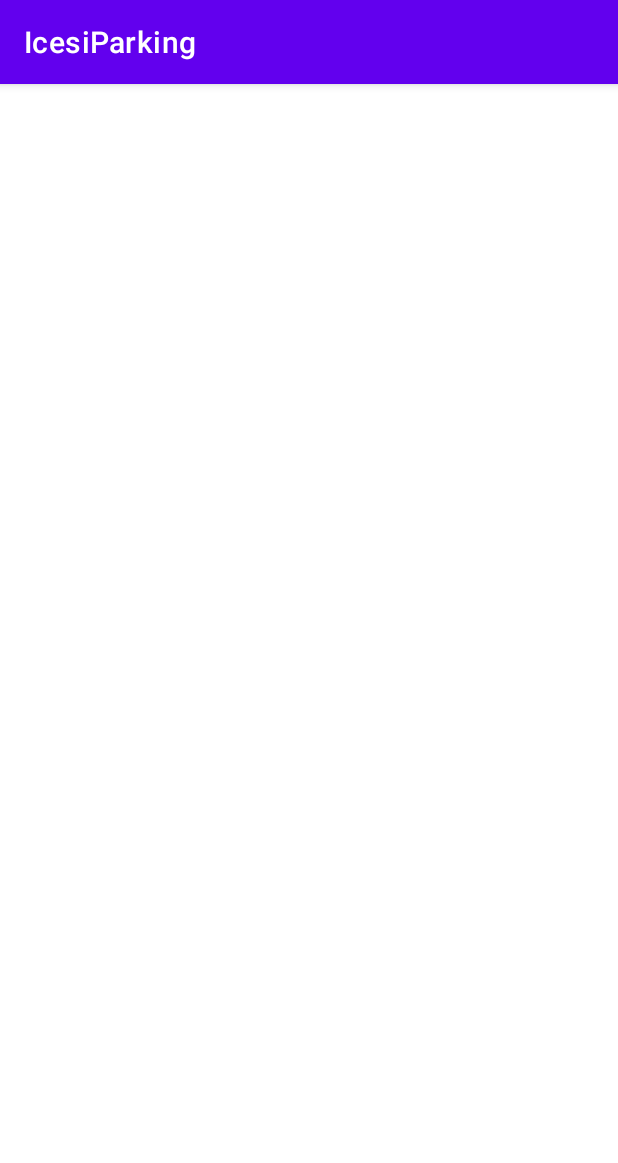
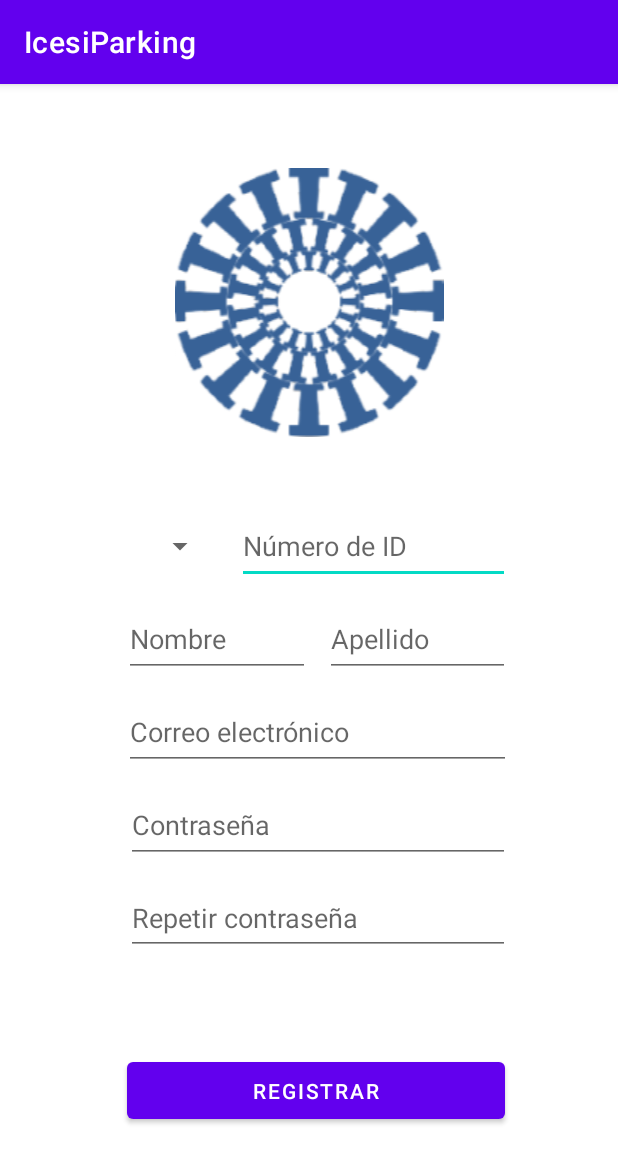
Before and after one commit to bramvar/Icesi-parking, an Android app: the SignupActivity screen opened directly, with no data from a screen before it, on a phone screen of 412 x 824 dp. Shown: the top 1163 px of the screen. Run offline under Robolectric (Android 15) with nearby library versions, the phone set to English and light mode, and no system bars.

Commit message:
add visual components to log in and sign up screen

```diff
--- a/app/src/main/res/layout/activity_signup.xml
+++ b/app/src/main/res/layout/activity_signup.xml
@@ -6,4 +6,107 @@
     android:layout_height="match_parent"
     tools:context=".SignupActivity">
 
+    <ImageView
+        android:id="@+id/imageView2"
+        android:layout_width="0dp"
+        android:layout_height="wrap_content"
+        android:layout_marginTop="56dp"
+        app:layout_constraintEnd_toEndOf="parent"
+        app:layout_constraintHorizontal_bias="0.0"
+        app:layout_constraintStart_toStartOf="parent"
+        app:layout_constraintTop_toTopOf="parent"
+        app:srcCompat="@drawable/brand_logov2" />
+
+    <Spinner
+        android:id="@+id/spinner"
+        android:layout_width="61dp"
+        android:layout_height="50dp"
+        android:layout_marginTop="48dp"
+        android:contentDescription="Tipo"
+        app:layout_constraintEnd_toStartOf="@+id/editTextNumber"
+        app:layout_constraintHorizontal_bias="0.854"
+        app:layout_constraintStart_toStartOf="parent"
+        app:layout_constraintTop_toBottomOf="@+id/imageView2" />
+
+    <EditText
+        android:id="@+id/editTextNumber"
+        android:layout_width="182dp"
+        android:layout_height="50dp"
+        android:layout_marginEnd="72dp"
+        android:ems="10"
+        android:hint="Número de ID"
+        android:inputType="number"
+        app:layout_constraintEnd_toEndOf="parent"
+        app:layout_constraintTop_toTopOf="@+id/spinner" />
+
+    <EditText
+        android:id="@+id/editTextTextPersonName2"
+        android:layout_width="124dp"
+        android:layout_height="50dp"
+        android:layout_marginTop="12dp"
+        android:ems="10"
+        android:hint="Nombre"
+        android:inputType="textPersonName"
+        app:layout_constraintEnd_toStartOf="@+id/editTextTextPersonName3"
+        app:layout_constraintHorizontal_bias="0.0"
+        app:layout_constraintStart_toStartOf="@+id/spinner"
+        app:layout_constraintTop_toBottomOf="@+id/spinner" />
+
+    <EditText
+        android:id="@+id/editTextTextPersonName3"
+        android:layout_width="123dp"
+        android:layout_height="50dp"
+        android:ems="10"
+        android:hint="Apellido"
+        android:inputType="textPersonName"
+        app:layout_constraintEnd_toEndOf="@+id/editTextNumber"
+        app:layout_constraintTop_toTopOf="@+id/editTextTextPersonName2" />
+
+    <EditText
+        android:id="@+id/editTextTextEmailAddress"
+        android:layout_width="258dp"
+        android:layout_height="50dp"
+        android:layout_marginTop="12dp"
+        android:ems="10"
+        android:hint="Correo electrónico"
+        android:inputType="textEmailAddress"
+        app:layout_constraintStart_toStartOf="@+id/editTextTextPersonName2"
+        app:layout_constraintTop_toBottomOf="@+id/editTextTextPersonName2" />
+
+    <EditText
+        android:id="@+id/editTextTextPassword"
+        android:layout_width="256dp"
+        android:layout_height="50dp"
+        android:layout_marginTop="12dp"
+        android:ems="10"
+        android:hint="Contraseña"
+        android:inputType="textPassword"
+        app:layout_constraintEnd_toEndOf="@+id/editTextTextEmailAddress"
+        app:layout_constraintStart_toStartOf="@+id/editTextTextEmailAddress"
+        app:layout_constraintTop_toBottomOf="@+id/editTextTextEmailAddress" />
+
+    <EditText
+        android:id="@+id/editTextTextPassword2"
+        android:layout_width="256dp"
+        android:layout_height="49dp"
+        android:layout_marginTop="12dp"
+        android:ems="10"
+        android:hint="Repetir contraseña"
+        android:inputType="textPassword"
+        app:layout_constraintEnd_toEndOf="@+id/editTextTextPassword"
+        app:layout_constraintHorizontal_bias="0.0"
+        app:layout_constraintStart_toStartOf="@+id/editTextTextPassword"
+        app:layout_constraintTop_toBottomOf="@+id/editTextTextPassword" />
+
+    <Button
+        android:id="@+id/signupBtn"
+        android:layout_width="252dp"
+        android:layout_height="50dp"
+        android:layout_marginBottom="72dp"
+        android:text="Registrar"
+        app:layout_constraintBottom_toBottomOf="parent"
+        app:layout_constraintEnd_toEndOf="parent"
+        app:layout_constraintHorizontal_bias="0.529"
+        app:layout_constraintStart_toStartOf="parent" />
+
 </androidx.constraintlayout.widget.ConstraintLayout>
```
Also changed, not shown: app/src/main/res/layout/activity_main.xml (+49 -7 lines).
